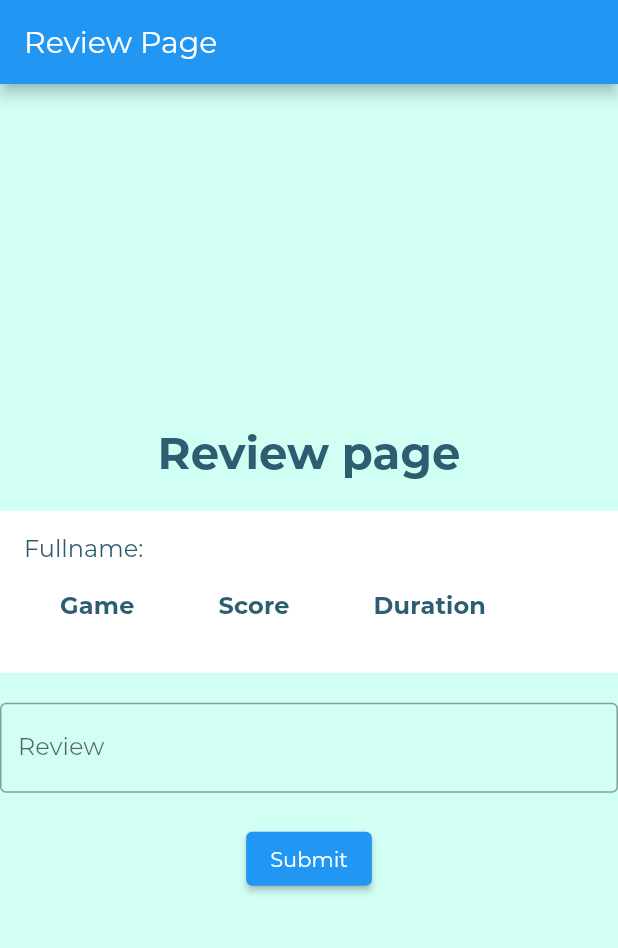
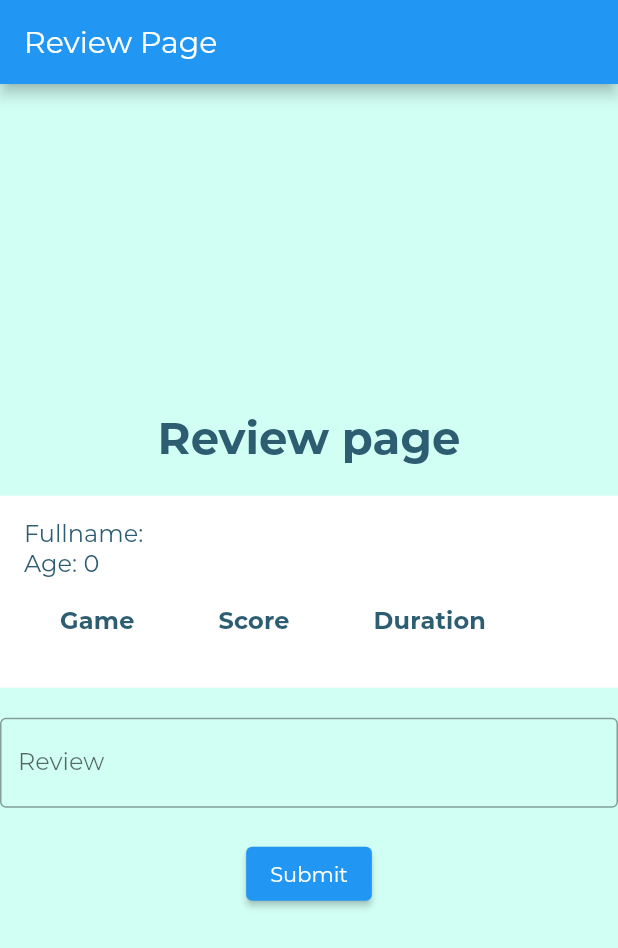
Before and after one commit to chaimamaalej/Flutterproject, a Flutter app: the SubmitReviewPage screen opened directly with empty values, on a phone screen of 412 x 824 dp. Shown: the top 948 px of the screen. Run offline on Flutter 3.47's test engine with Material 2 defaults, Android fonts, the phone set to English and light mode, and no system bars; our stand-ins replace audioplayers, cloud_firestore, firebase_auth, firebase_core, google_nav_bar, image_picker and 1 more; accounts and stored records are empty.

Commit message:
Enrich review page

```diff
--- a/lib/screens/submit_review_page.dart
+++ b/lib/screens/submit_review_page.dart
@@ -7,16 +7,18 @@ import 'form_doctor.dart';
 
 class SubmitReviewPage extends StatelessWidget {
   final String email;
-  final String firstName;
-  final String lastName;
+  final String childFirstName;
+  final String childLastName;
+  final int age;
   final List<dynamic> scores;
   final List<dynamic> games;
   final List<dynamic> durations;
 
   SubmitReviewPage(
       {required this.email,
-      required this.firstName,
-      required this.lastName,
+      required this.childFirstName,
+      required this.childLastName,
+      required this.age,
       required this.scores,
       required this.games,
       required this.durations});
@@ -55,7 +57,11 @@ class SubmitReviewPage extends StatelessWidget {
                   crossAxisAlignment: CrossAxisAlignment.start,
                   children: [
                     Text(
-                      'Fullname: ${firstName} ${lastName}',
+                      'Fullname: ${childFirstName} ${childLastName}',
+                      style: TextStyle(fontSize: 16),
+                    ),
+                    Text(
+                      'Age: ${age}',
                       style: TextStyle(fontSize: 16),
                     ),
                     DataTable(
```
Also changed, not shown: lib/screens/home_page.dart (+6 -4 lines).
